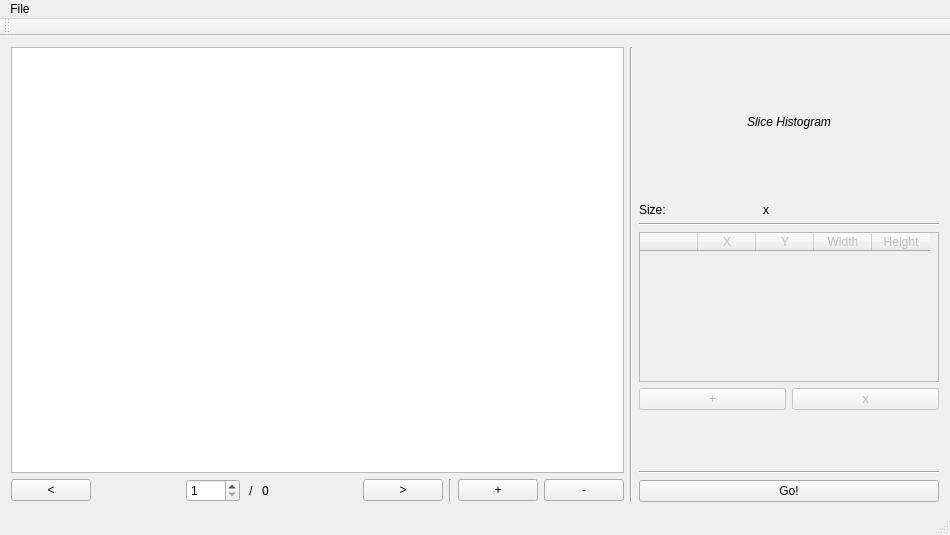
Before: the Qt Designer form mainwindow.ui in prsousa/TomSeg, drawn with Qt 5.
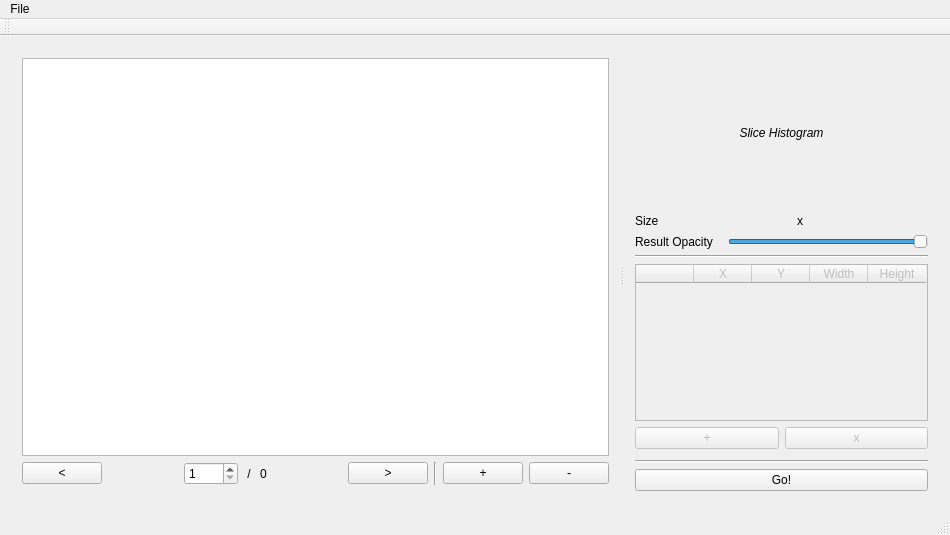
After: the same form once the commit is applied.

Commit message: Main layout using QSplitter allowing users to resize the two columns.

The edit to the form file:
```diff
--- a/mainwindow.ui
+++ b/mainwindow.ui
@@ -22,7 +22,12 @@
   <widget class="QWidget" name="mainPanel">
    <layout class="QHBoxLayout" name="horizontalLayout">
     <item>
-     <layout class="QVBoxLayout" name="displayPanel">
+     <widget class="QSplitter" name="splitter">
+      <property name="orientation">
+       <enum>Qt::Horizontal</enum>
+      </property>
+      <widget class="QWidget" name="verticalLayoutWidget">
+       <layout class="QVBoxLayout" name="viewPanel">
       <item>
        <widget class="QGraphicsView" name="sliceView"/>
       </item>
@@ -124,8 +129,6 @@
         </item>
        </layout>
       </item>
-     </layout>
-    </item>
     <item>
      <widget class="Line" name="verticalLine">
       <property name="orientation">
@@ -133,7 +136,9 @@
       </property>
      </widget>
     </item>
-    <item>
+       </layout>
+      </widget>
+      <widget class="QWidget" name="layoutWidget">
      <layout class="QVBoxLayout" name="infoPanel">
       <item>
        <widget class="QLabel" name="histogramDisplayer">
@@ -164,10 +169,13 @@
       </item>
       <item>
        <layout class="QFormLayout" name="sliceInfoPanel">
+          <property name="horizontalSpacing">
+           <number>15</number>
+          </property>
         <item row="0" column="0">
          <widget class="QLabel" name="sizeLabel">
           <property name="text">
-           <string>Size:</string>
+             <string>Size</string>
           </property>
          </widget>
         </item>
@@ -220,6 +228,32 @@
           </item>
          </layout>
         </item>
+          <item row="1" column="0">
+           <widget class="QLabel" name="label_2">
+            <property name="text">
+             <string>Result Opacity</string>
+            </property>
+           </widget>
+          </item>
+          <item row="1" column="1">
+           <widget class="QSlider" name="resultOpacitySlider">
+            <property name="minimumSize">
+             <size>
+              <width>150</width>
+              <height>0</height>
+             </size>
+            </property>
+            <property name="maximum">
+             <number>100</number>
+            </property>
+            <property name="value">
+             <number>100</number>
+            </property>
+            <property name="orientation">
+             <enum>Qt::Horizontal</enum>
+            </property>
+           </widget>
+          </item>
        </layout>
       </item>
       <item>
@@ -236,8 +270,8 @@
         </property>
         <property name="maximumSize">
          <size>
-          <width>300</width>
-          <height>150</height>
+            <width>16777215</width>
+            <height>200</height>
          </size>
         </property>
         <property name="selectionMode">
@@ -331,6 +365,8 @@
        </widget>
       </item>
      </layout>
+      </widget>
+     </widget>
     </item>
    </layout>
   </widget>
```
Left out of the diff: 2 changed lines with no effect on the pictures. Lines whose indentation alone changed are shown as unchanged.
